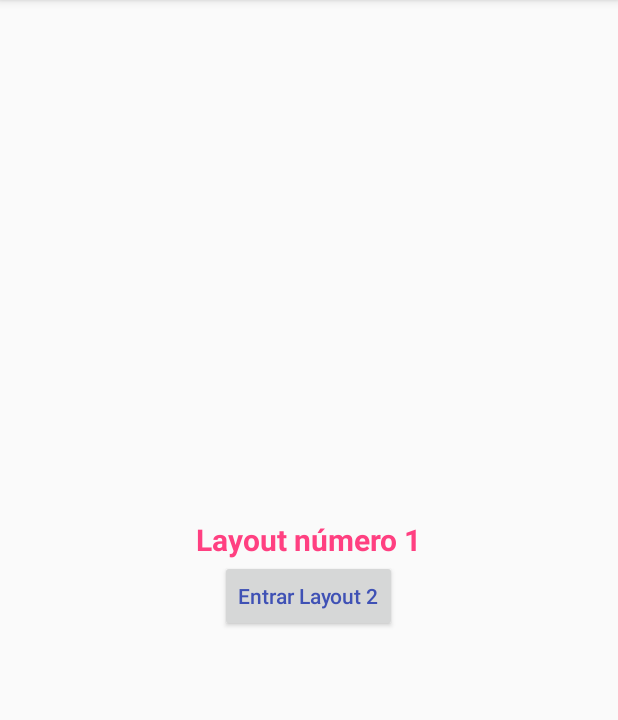
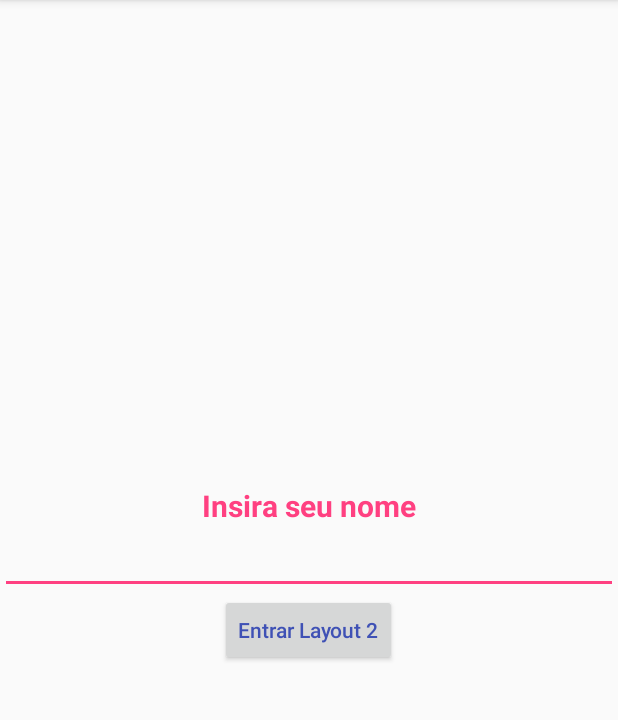
Before and after one commit to lndsilva/TesteObjetosAPP, an Android app: the screen it shows after launch (MainActivity), on a phone screen of 412 x 824 dp, the part 84-804 px from its top. Run offline under Robolectric (Android 15) with nearby library versions, the phone set to English and light mode, and no system bars.

Commit message:
versão Final

```diff
--- a/app/src/main/java/br/com/etecia/testeobjetosapp/MainActivity.java
+++ b/app/src/main/java/br/com/etecia/testeobjetosapp/MainActivity.java
@@ -5,10 +5,12 @@ import android.support.v7.app.AppCompatActivity;
 import android.os.Bundle;
 import android.view.View;
 import android.widget.Button;
+import android.widget.TextView;
 
 public class MainActivity extends AppCompatActivity {
 
-    public Button btnEntrar;
+    private Button btnEntrar;
+    private TextView txtNome;
 
     @Override
     protected void onCreate(Bundle savedInstanceState) {
@@ -16,11 +18,20 @@ public class MainActivity extends AppCompatActivity {
         setContentView(R.layout.activity_main);
 
         btnEntrar = (Button)findViewById(R.id.btnEntrar);
+        txtNome = (TextView) findViewById(R.id.txtNome);
 
         btnEntrar.setOnClickListener(new View.OnClickListener() {
             @Override
             public void onClick(View view) {
+
+                String textoDigitado = "";
+                textoDigitado = txtNome.getText().toString();
                 Intent intent = new Intent(MainActivity.this,SegundoActivity.class);
+
+                Bundle bundle = new Bundle();
+
+                bundle.putString("textoDigitado",textoDigitado);
+                intent.putExtras(bundle);
                 startActivity(intent);
             }
         });
--- a/app/src/main/res/layout/activity_main.xml
+++ b/app/src/main/res/layout/activity_main.xml
@@ -11,12 +11,20 @@
     <TextView
         android:layout_width="wrap_content"
         android:layout_height="wrap_content"
-        android:text="Layout número 1"
+        android:text="Insira seu nome"
         android:textSize="20sp"
         android:textStyle="bold"
         android:textColor="@color/colorAccent"
         android:layout_gravity="center_horizontal"
         />
+
+    <EditText
+        android:id="@+id/txtNome"
+        android:layout_width="match_parent"
+        android:layout_height="wrap_content"
+        android:inputType="textPersonName"/>
+
+
     <Button
         android:id="@+id/btnEntrar"
         android:layout_width="wrap_content"
```
